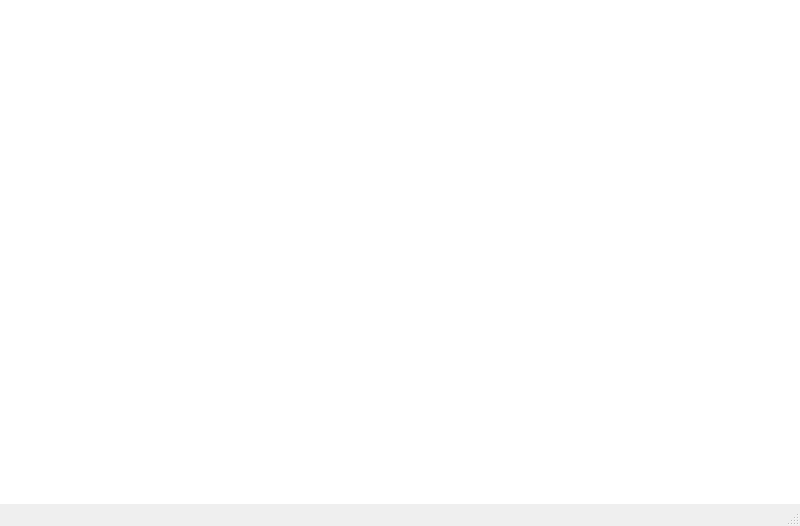
First picture: the form in mainwindow.ui, repository Shersula/LibrarySystem, before the edit.
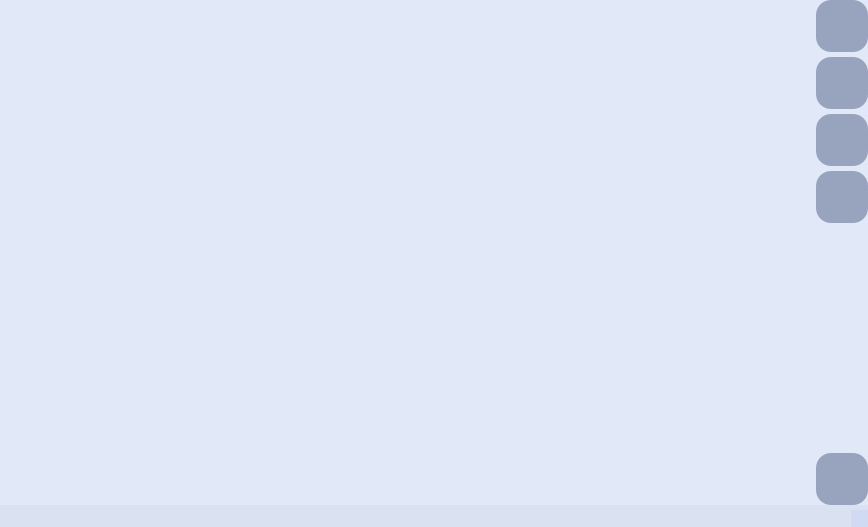
Second picture: the form after the edit. Icons and pictures are not drawn.

Commit message: Main Button

```diff
--- a/mainwindow.ui
+++ b/mainwindow.ui
@@ -6,8 +6,8 @@
    <rect>
     <x>0</x>
     <y>0</y>
-    <width>800</width>
-    <height>526</height>
+    <width>868</width>
+    <height>527</height>
    </rect>
   </property>
   <property name="windowTitle">
@@ -23,7 +23,289 @@
 	background-color: rgb(255, 255, 255);
 }</string>
   </property>
-  <widget class="QWidget" name="centralwidget"/>
+  <widget class="QWidget" name="centralwidget">
+   <property name="sizePolicy">
+    <sizepolicy hsizetype="Preferred" vsizetype="Preferred">
+     <horstretch>0</horstretch>
+     <verstretch>0</verstretch>
+    </sizepolicy>
+   </property>
+   <layout class="QHBoxLayout" name="horizontalLayout">
+    <property name="spacing">
+     <number>6</number>
+    </property>
+    <property name="leftMargin">
+     <number>0</number>
+    </property>
+    <property name="topMargin">
+     <number>0</number>
+    </property>
+    <property name="rightMargin">
+     <number>0</number>
+    </property>
+    <property name="bottomMargin">
+     <number>0</number>
+    </property>
+    <item>
+     <widget class="QWidget" name="BG_Color" native="true">
+      <property name="styleSheet">
+       <string notr="true">#BG_Color
+{
+	background-color: rgba(201, 213, 243, 140);
+}</string>
+      </property>
+      <layout class="QHBoxLayout" name="horizontalLayout_2">
+       <property name="spacing">
+        <number>0</number>
+       </property>
+       <property name="leftMargin">
+        <number>0</number>
+       </property>
+       <property name="topMargin">
+        <number>0</number>
+       </property>
+       <property name="rightMargin">
+        <number>0</number>
+       </property>
+       <property name="bottomMargin">
+        <number>0</number>
+       </property>
+       <item>
+        <spacer name="horizontalSpacer">
+         <property name="orientation">
+          <enum>Qt::Horizontal</enum>
+         </property>
+         <property name="sizeHint" stdset="0">
+          <size>
+           <width>40</width>
+           <height>20</height>
+          </size>
+         </property>
+        </spacer>
+       </item>
+       <item>
+        <layout class="QVBoxLayout" name="Button_Group">
+         <property name="spacing">
+          <number>5</number>
+         </property>
+         <item>
+          <widget class="QPushButton" name="BookGiveBtn">
+           <property name="sizePolicy">
+            <sizepolicy hsizetype="Minimum" vsizetype="Expanding">
+             <horstretch>0</horstretch>
+             <verstretch>0</verstretch>
+            </sizepolicy>
+           </property>
+           <property name="minimumSize">
+            <size>
+             <width>52</width>
+             <height>52</height>
+            </size>
+           </property>
+           <property name="maximumSize">
+            <size>
+             <width>52</width>
+             <height>52</height>
+            </size>
+           </property>
+           <property name="styleSheet">
+            <string notr="true">background-color: rgb(152, 163, 190);
+border-radius: 15px;</string>
+           </property>
+           <property name="text">
+            <string/>
+           </property>
+           <property name="icon">
+            <iconset resource="Resource.qrc">
+             <normaloff>:/res/img/icons/GiveBookIco.png</normaloff>:/res/img/icons/GiveBookIco.png</iconset>
+           </property>
+           <property name="iconSize">
+            <size>
+             <width>48</width>
+             <height>48</height>
+            </size>
+           </property>
+          </widget>
+         </item>
+         <item>
+          <widget class="QPushButton" name="TicketGiveBtn">
+           <property name="sizePolicy">
+            <sizepolicy hsizetype="Minimum" vsizetype="Expanding">
+             <horstretch>0</horstretch>
+             <verstretch>0</verstretch>
+            </sizepolicy>
+           </property>
+           <property name="minimumSize">
+            <size>
+             <width>52</width>
+             <height>52</height>
+            </size>
+           </property>
+           <property name="maximumSize">
+            <size>
+             <width>52</width>
+             <height>52</height>
+            </size>
+           </property>
+           <property name="styleSheet">
+            <string notr="true">background-color: rgb(152, 163, 190);
+border-radius: 15px;</string>
+           </property>
+           <property name="text">
+            <string/>
+           </property>
+           <property name="icon">
+            <iconset resource="Resource.qrc">
+             <normaloff>:/res/img/icons/TicketIco.png</normaloff>:/res/img/icons/TicketIco.png</iconset>
+           </property>
+           <property name="iconSize">
+            <size>
+             <width>32</width>
+             <height>32</height>
+            </size>
+           </property>
+          </widget>
+         </item>
+         <item>
+          <widget class="QPushButton" name="BookListBtn">
+           <property name="sizePolicy">
+            <sizepolicy hsizetype="Minimum" vsizetype="Expanding">
+             <horstretch>0</horstretch>
+             <verstretch>0</verstretch>
+            </sizepolicy>
+           </property>
+           <property name="minimumSize">
+            <size>
+             <width>52</width>
+             <height>52</height>
+            </size>
+           </property>
+           <property name="maximumSize">
+            <size>
+             <width>52</width>
+             <height>52</height>
+            </size>
+           </property>
+           <property name="styleSheet">
+            <string notr="true">background-color: rgb(152, 163, 190);
+border-radius: 15px;</string>
+           </property>
+           <property name="text">
+            <string/>
+           </property>
+           <property name="icon">
+            <iconset resource="Resource.qrc">
+             <normaloff>:/res/img/icons/BookListIco.png</normaloff>:/res/img/icons/BookListIco.png</iconset>
+           </property>
+           <property name="iconSize">
+            <size>
+             <width>48</width>
+             <height>48</height>
+            </size>
+           </property>
+          </widget>
+         </item>
+         <item>
+          <widget class="QPushButton" name="InfoBtn">
+           <property name="sizePolicy">
+            <sizepolicy hsizetype="Minimum" vsizetype="Expanding">
+             <horstretch>0</horstretch>
+             <verstretch>0</verstretch>
+            </sizepolicy>
+           </property>
+           <property name="minimumSize">
+            <size>
+             <width>52</width>
+             <height>52</height>
+            </size>
+           </property>
+           <property name="maximumSize">
+            <size>
+             <width>52</width>
+             <height>52</height>
+            </size>
+           </property>
+           <property name="styleSheet">
+            <string notr="true">background-color: rgb(152, 163, 190);
+border-radius: 15px;</string>
+           </property>
+           <property name="text">
+            <string/>
+           </property>
+           <property name="icon">
+            <iconset resource="Resource.qrc">
+             <normaloff>:/res/img/icons/InfoIco.png</normaloff>:/res/img/icons/InfoIco.png</iconset>
+           </property>
+           <property name="iconSize">
+            <size>
+             <width>48</width>
+             <height>48</height>
+            </size>
+           </property>
+          </widget>
+         </item>
+         <item>
+          <spacer name="verticalSpacer">
+           <property name="orientation">
+            <enum>Qt::Vertical</enum>
+           </property>
+           <property name="sizeHint" stdset="0">
+            <size>
+             <width>20</width>
+             <height>300</height>
+            </size>
+           </property>
+          </spacer>
+         </item>
+         <item>
+          <widget class="QPushButton" name="ExitBtn">
+           <property name="sizePolicy">
+            <sizepolicy hsizetype="Minimum" vsizetype="Expanding">
+             <horstretch>0</horstretch>
+             <verstretch>0</verstretch>
+            </sizepolicy>
+           </property>
+           <property name="minimumSize">
+            <size>
+             <width>52</width>
+             <height>52</height>
+            </size>
+           </property>
+           <property name="maximumSize">
+            <size>
+             <width>52</width>
+             <height>52</height>
+            </size>
+           </property>
+           <property name="styleSheet">
+            <string notr="true">background-color: rgb(152, 163, 190);
+border-radius: 15px;
+
+</string>
+           </property>
+           <property name="text">
+            <string/>
+           </property>
+           <property name="icon">
+            <iconset>
+             <normalon>:/res/img/icons/ExitIco.png</normalon>
+            </iconset>
+           </property>
+           <property name="iconSize">
+            <size>
+             <width>32</width>
+             <height>32</height>
+            </size>
+           </property>
+          </widget>
+         </item>
+        </layout>
+       </item>
+      </layout>
+     </widget>
+    </item>
+   </layout>
+  </widget>
   <widget class="QMenuBar" name="menubar">
    <property name="geometry">
     <rect>
@@ -34,7 +316,11 @@
     </rect>
    </property>
   </widget>
-  <widget class="QStatusBar" name="statusbar"/>
+  <widget class="QStatusBar" name="statusbar">
+   <property name="styleSheet">
+    <string notr="true">background-color: rgba(201, 213, 243, 140);</string>
+   </property>
+  </widget>
  </widget>
  <resources/>
  <connections/>
```
Left out of the diff: 15 changed lines with no effect on the pictures. The commit also changes 7 other files.
